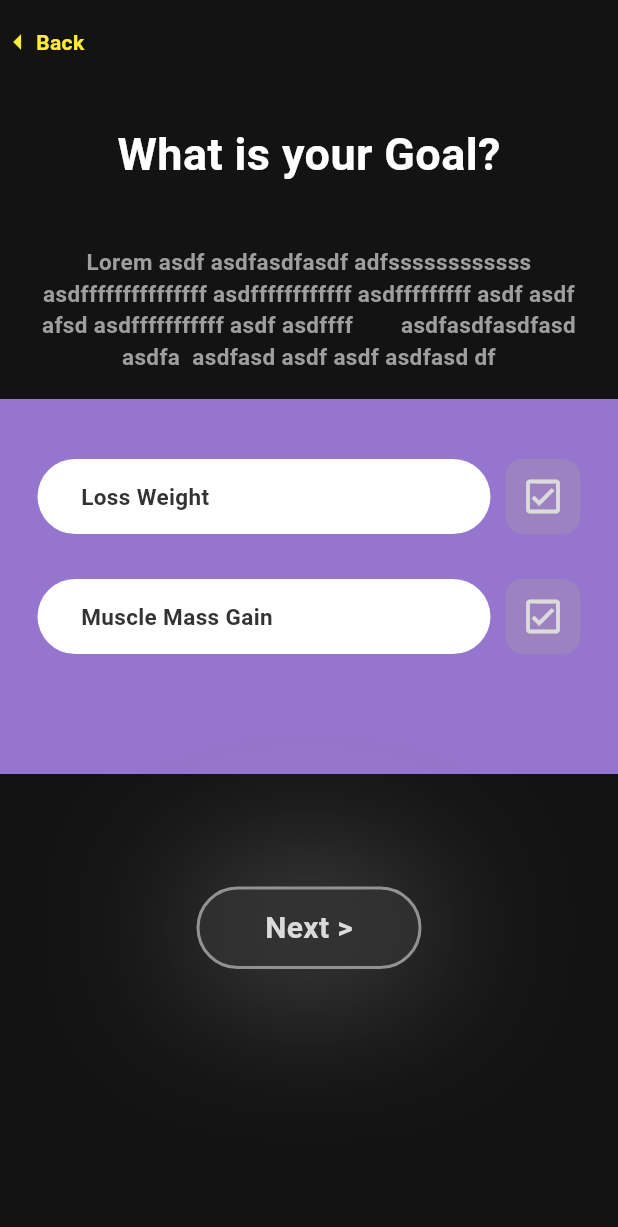
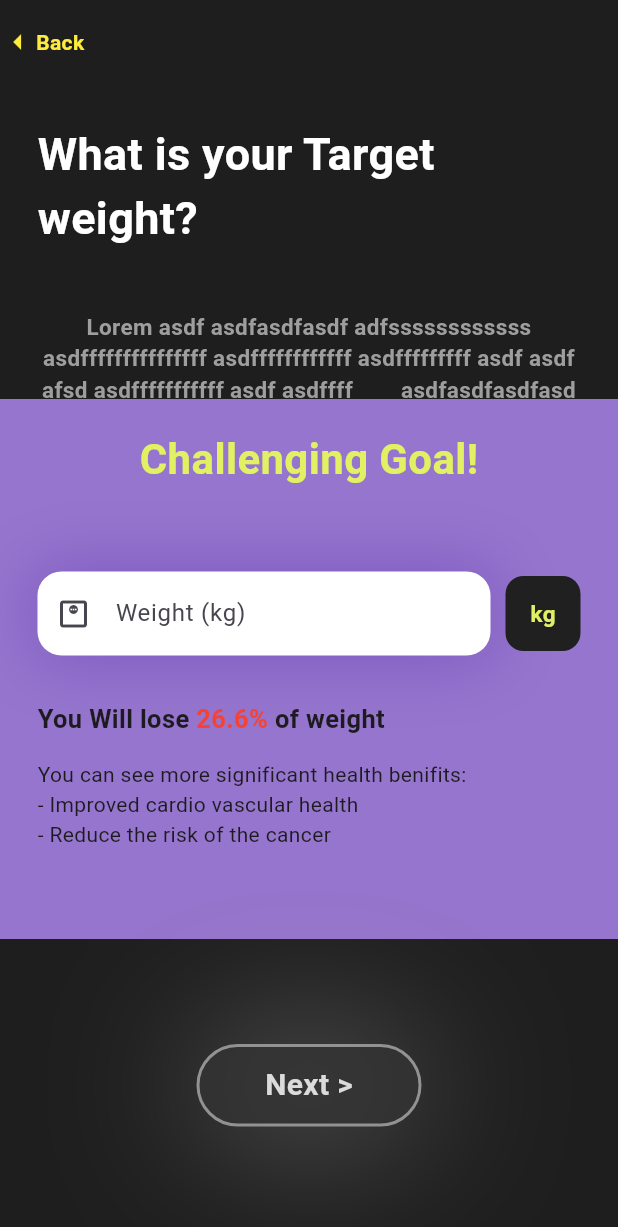
Before and after one commit to Pablo-27-Pablo/Exercai, a Flutter app: the screen it shows after launch, on a phone screen of 412 x 824 dp. Shown: the top 1227 px of the screen. Run offline on Flutter 3.47's test engine with Material 3 defaults, Android fonts, the phone set to English and light mode, and no system bars.

Commit message:
Add New Page
-Landicho Paul

```diff
--- a/lib/main.dart
+++ b/lib/main.dart
@@ -1,9 +1,13 @@
 import 'package:flutter/material.dart';
 import 'package:practicedb/pages/WhatisTarget_Area_Page.dart';
 import 'package:practicedb/pages/Whatisyour_Goal_page.dart';
+import 'package:practicedb/pages/Whatisyour_target_weight.dart';
 import 'package:practicedb/pages/createaccount.dart';
+import 'package:practicedb/pages/exerciseposturepage1.dart';
 import 'package:practicedb/pages/injury_selection.dart';
+import 'package:practicedb/pages/intro3.dart';
 import 'package:practicedb/pages/login.dart';
+import 'package:practicedb/pages/mainlandingpage.dart';
 import 'package:practicedb/pages/profile_page.dart';
 import 'package:practicedb/pages/profile_page_personal_setting.dart';
 import 'package:practicedb/pages/profile_page_proffile.dart';
@@ -12,6 +16,7 @@ import 'package:practicedb/pages/progress_tracking..dart';
 import 'package:practicedb/pages/starter_page.dart';
 import 'package:practicedb/pages/warning_for_healthproblem.dart';
 import 'package:practicedb/pages/welcome.dart';
+import 'package:practicedb/pages/workoutcomplete.dart';
 
 void main() {
   runApp(const MyApp());
@@ -25,7 +30,7 @@ class MyApp extends StatelessWidget {
   Widget build(BuildContext context) {
     return MaterialApp(
       debugShowCheckedModeBanner: false,
-      home: WhatGoalPage(
+      home: WhatisyourTargetWeight(
 
       ),
     );
--- /dev/null
+++ b/lib/pages/Whatisyour_target_weight.dart
@@ -0,0 +1,263 @@
+import 'package:flutter/material.dart';
+import 'package:practicedb/main.dart';
+import 'package:practicedb/pages/Whatisyour_Goal_page.dart';
+import 'package:practicedb/pages/utils/constant.dart';
+
+class WhatisyourTargetWeight extends StatefulWidget {
+  const WhatisyourTargetWeight({super.key});
+
+  @override
+  State<WhatisyourTargetWeight> createState() => _WhatisyourTargetWeightState();
+}
+
+class AppColor {
+  static const Color primary = Color(0xFF9575CD);
+  static const Color shadow = Color(0xFF5E35B1);
+  static const Color solidtext = Color.fromARGB(255, 52, 28, 102);
+  static const Color buttonPrimary = Color.fromARGB(255, 51, 51, 51);
+  static const Color buttonSecondary = Color.fromARGB(255, 146, 146, 146);
+  static const Color textwhite = Color.fromARGB(255, 219, 219, 219);
+  static const Color yellowtext = Color.fromARGB(255, 226, 241, 99);
+  static const Color purpletext = Color.fromARGB(255, 179, 160, 255);
+  static const Color backgroundgrey = Color.fromARGB(255, 30, 30, 30);
+}
+
+class _WhatisyourTargetWeightState extends State<WhatisyourTargetWeight> {
+  @override
+  Widget build(BuildContext context) {
+    return Scaffold(
+      backgroundColor: AppColor.backgroundgrey,
+      appBar: AppbarSection(),
+      body: Column(
+        children: [
+          TextSection(),
+          TextFieldSection(),
+          SizedBox(
+            height: 70,
+          ),
+          buttonnext(context)
+        ],
+      ),
+    );
+  }
+
+  GestureDetector buttonnext(BuildContext context) {
+    return GestureDetector(
+          onTap: () {
+            Navigator.push(context,
+                MaterialPageRoute(builder: (context) => WhatGoalPage()));
+          },
+          child: Container(
+            child: Column(
+              children: [
+                Container(
+                  height: 55,
+                  width: 150,
+                  decoration: BoxDecoration(
+                      color: AppColor.buttonPrimary.withOpacity(0.7),
+                      borderRadius: BorderRadius.circular(50),
+                      border: Border.all(
+                          width: 2, color: AppColor.buttonSecondary),
+                      boxShadow: [
+                        BoxShadow(
+                            color: AppColor.buttonSecondary.withOpacity(0.7),
+                            blurRadius: 90,
+                            spreadRadius: 0.1)
+                      ]),
+                  child: Center(
+                      child: Text(
+                    "Next >",
+                    style: TextStyle(
+                        color: AppColor.textwhite,
+                        fontSize: 20,
+                        fontWeight: FontWeight.bold),
+                  )),
+                ),
+              ],
+            ),
+          ),
+        );
+  }
+}
+
+
+Container TextFieldSection() {
+  return Container(
+    decoration: BoxDecoration(
+      color: AppColor.primary,
+    ),
+    child: Column(
+      children: [
+        Padding(
+          padding: const EdgeInsets.all(20.0),
+          child: Container(
+            child: Column(
+              children: [
+                Text(
+                  "Challenging Goal!",
+                  style: TextStyle(
+                      color: AppColor.yellowtext,
+                      fontSize: 28,
+                      fontWeight: FontWeight.bold),
+                ),
+                SizedBox(
+                  height: 10,
+                ),
+              ],
+            ),
+          ),
+        ),
+        Padding(
+          padding: const EdgeInsets.only(right: 25, left: 25),
+          child: Container(
+            child: Column(
+              children: [
+                SizedBox(
+                  height: 25,
+                ),
+
+                //Textfield kg
+                Row(
+                  children: [
+                    Expanded(
+                      child: Container(
+                        decoration: BoxDecoration(boxShadow: [
+                          BoxShadow(
+                              color: AppColor.shadow.withOpacity(0.5),
+                              blurRadius: 40,
+                              spreadRadius: 0.0)
+                        ]),
+                        child: TextField(
+                          decoration: InputDecoration(
+                            prefixIcon: Icon(Icons.monitor_weight_outlined),
+                            hintText: 'Weight (kg)',
+                            enabledBorder: OutlineInputBorder(
+                              borderSide: BorderSide(color: Colors.transparent),
+                              borderRadius: BorderRadius.circular(16),
+                            ),
+                            focusedBorder: OutlineInputBorder(
+                              borderSide: BorderSide(color: Colors.transparent),
+                              borderRadius: BorderRadius.circular(16),
+                            ),
+                            filled: true,
+                            fillColor: Colors.white,
+                          ),
+                        ),
+                      ),
+                    ),
+                    SizedBox(
+                      width: 10,
+                    ),
+                    Container(
+                      height: 50,
+                      width: 50,
+                      decoration: BoxDecoration(
+                          color: const Color.fromARGB(255, 32, 32, 32),
+                          borderRadius: BorderRadius.circular(12)),
+                      child: Center(
+                          child: Text(
+                        "kg",
+                        style: TextStyle(
+                            fontWeight: FontWeight.bold,
+                            fontSize: 15,
+                            color: AppColor.yellowtext),
+                      )),
+                    )
+                  ],
+                ),
+
+                SizedBox(
+                  height: 30,
+                ),
+                Row(
+                  children: [
+                    Text("You Will lose ",style: TextStyle(fontWeight: FontWeight.bold,fontSize: 17)),
+                    Text("26.6%",style: TextStyle(fontWeight: FontWeight.bold,fontSize: 17,color: Colors.red)),
+                    Text(" of weight",style: TextStyle(fontWeight: FontWeight.bold,fontSize: 17),)
+                  ],
+                ),
+                smallGap,
+                Row(
+                  children: [
+                    Container(
+
+
+                      child: Column(
+                        crossAxisAlignment: CrossAxisAlignment.start,
+                        children: [
+                          Text("You can see more significant health benifits:"),
+                          Text("- Improved cardio vascular health"),
+                          Text("- Reduce the risk of the cancer"),
+                        ],
+
+                      ),
+                    ),
+                  ],
+                ),
+                SizedBox(
+                  height: 60,
+                ),
+              ],
+            ),
+          ),
+        ),
+      ],
+    ),
+  );
+}
+
+Container TextSection() {
+  return Container(
+    height: 210,
+    child: Padding(
+      padding: const EdgeInsets.only(left: 25, right: 25, top: 25),
+      child: Center(
+        child: Column(
+          mainAxisAlignment: MainAxisAlignment.center,
+          children: [
+            Text("What is your Target weight?",
+                style: TextStyle(
+                    fontWeight: FontWeight.bold,
+                    color: Colors.white,
+                    fontSize: 30)),
+            SizedBox(
+              height: 40,
+            ),
+            Expanded(
+              child: Text(
+                "Lorem asdf asdfasdfasdf adfssssssssssss asdfffffffffffffff asdffffffffffff asdfffffffff asdf asdf afsd asdfffffffffff asdf asdffff        asdfasdfasdfasd asdfa  asdfasd asdf asdf asdfasd df",
+                style: TextStyle(
+                    fontWeight: FontWeight.bold,
+                    color: Colors.grey,
+                    fontSize: 15),
+                textAlign: TextAlign.center,
+              ),
+            ),
+          ],
+        ),
+      ),
+    ),
+  );
+}
+
+AppBar AppbarSection() {
+  return AppBar(
+    centerTitle: true,
+    backgroundColor: Colors.transparent,
+    leading: GestureDetector(
+      onTap: () {},
+      child: Row(
+        children: [
+          Icon(
+            Icons.arrow_left,
+            color: Colors.yellow,
+          ),
+          Text(
+            "Back",
+            style: TextStyle(color: Colors.yellow, fontWeight: FontWeight.bold),
+          ),
+        ],
+      ),
+    ),
+  );
+}
```
